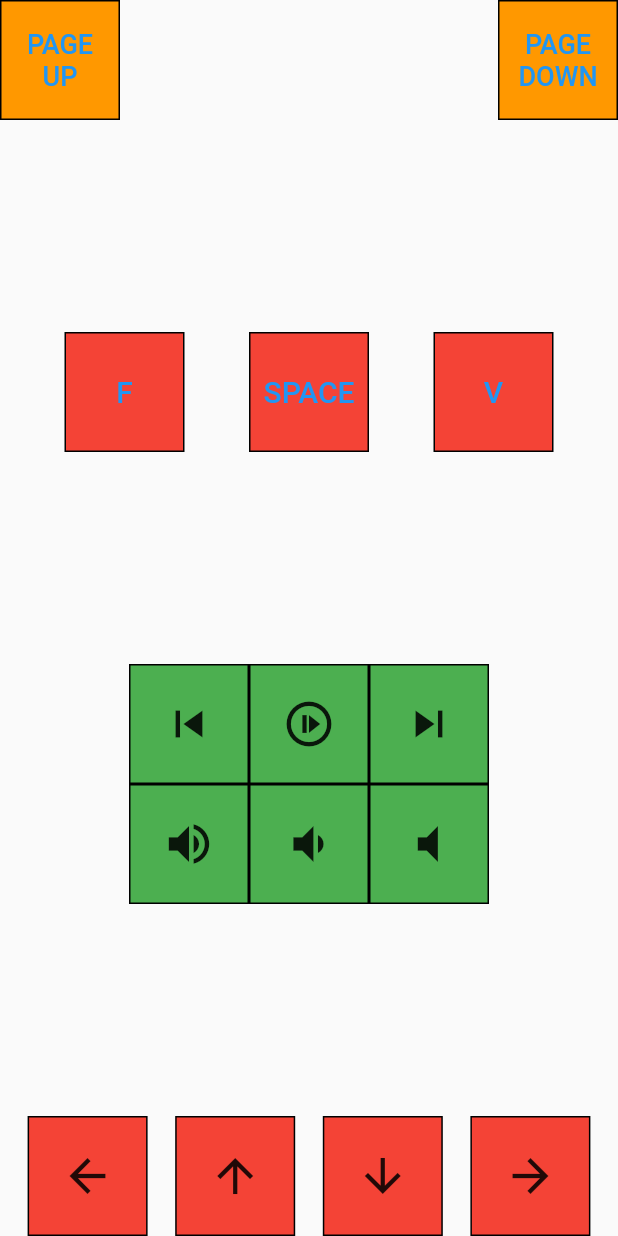
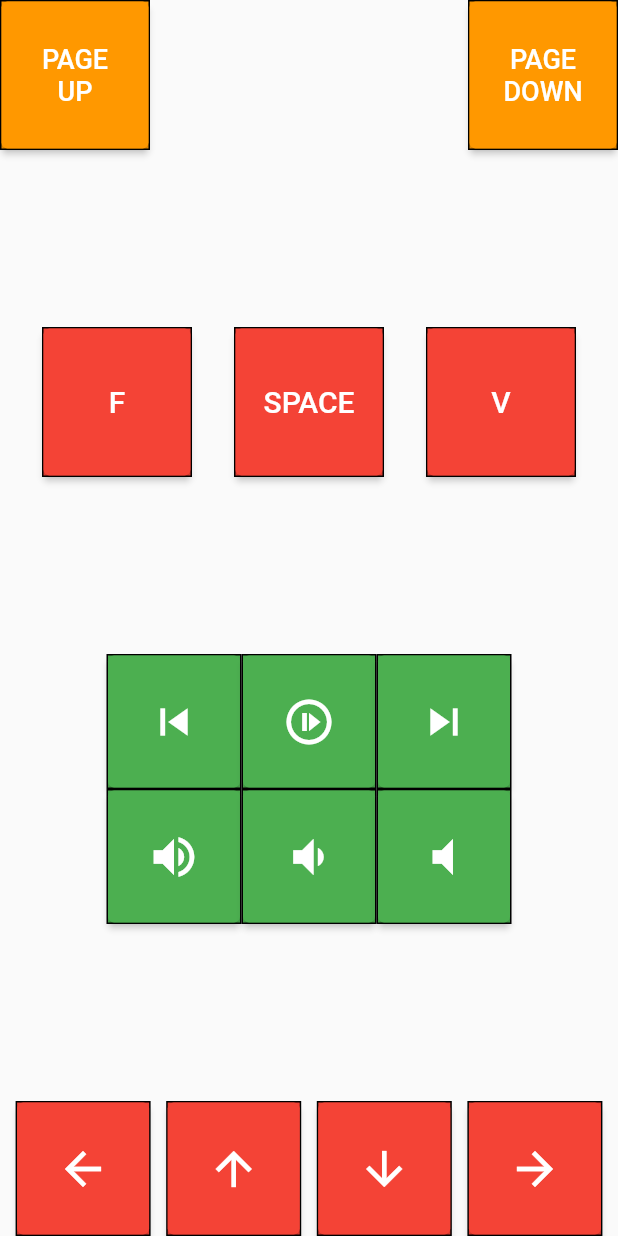
Before and after one commit to crnhrv/computer_controller, a Flutter app: the KeyboardControl widget shown alone on an empty page, opened directly with empty values, on a phone screen of 412 x 824 dp. Run offline on Flutter 3.47's test engine with Material 2 defaults, Android fonts, the light colour scheme and no system bars; our stand-ins replace shared_preferences; accounts and stored records are empty.

Commit message:
Resize buttons/make them elevated for better tap feedback

```diff
--- a/client/lib/widgets/keyboard_control.dart
+++ b/client/lib/widgets/keyboard_control.dart
@@ -3,6 +3,7 @@
 
 class KeyboardControl extends StatefulWidget {
   final Function(int keyCode) sendCommand;
+
   const KeyboardControl({Key? key, required this.sendCommand})
       : super(key: key);
 
@@ -18,12 +19,13 @@
     return List<Widget>.generate(
         keys.length,
         (index) => Container(
-              width: 80,
-              height: 80,
+              width: 100,
+              height: 100,
               decoration:
                   BoxDecoration(color: color, border: Border.all(width: 1)),
               child: GestureDetector(
-                child: TextButton(
+                child: ElevatedButton(
+                    style: ElevatedButton.styleFrom(backgroundColor: color),
                     onPressed: () {
                       widget.sendCommand(
                           KeyboardControlMode.getKeyCode(keys[index]));
@@ -51,20 +53,22 @@
     return List<Widget>.generate(
         keys.length,
         (index) => Container(
-              width: 80,
-              height: 80,
+              width: 90,
+              height: 90,
               decoration:
                   BoxDecoration(color: color, border: Border.all(width: 1)),
               child: GestureDetector(
-                child: IconButton(
-                    iconSize: iconSize,
+                child: ElevatedButton(
+                    style: ElevatedButton.styleFrom(backgroundColor: color),
                     onPressed: () {
                       widget.sendCommand(
                           KeyboardControlMode.getKeyCode(keys[index]));
                     },
-                    icon: Icon(KeyboardControlMode.getIcon(
-                      (keys[index]),
-                    ))),
+                    child: Icon(
+                        size: iconSize,
+                        KeyboardControlMode.getIcon(
+                          (keys[index]),
+                        ))),
                 onLongPressStart: (_) async {
                   _isPressed = true;
                   do {
```
